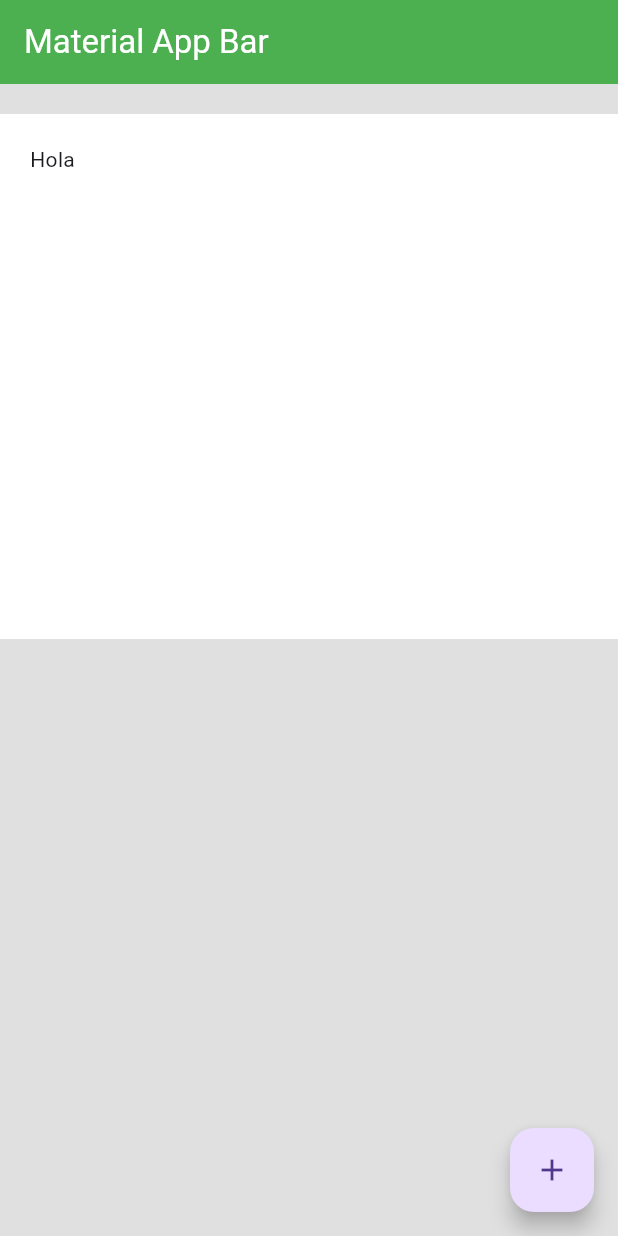
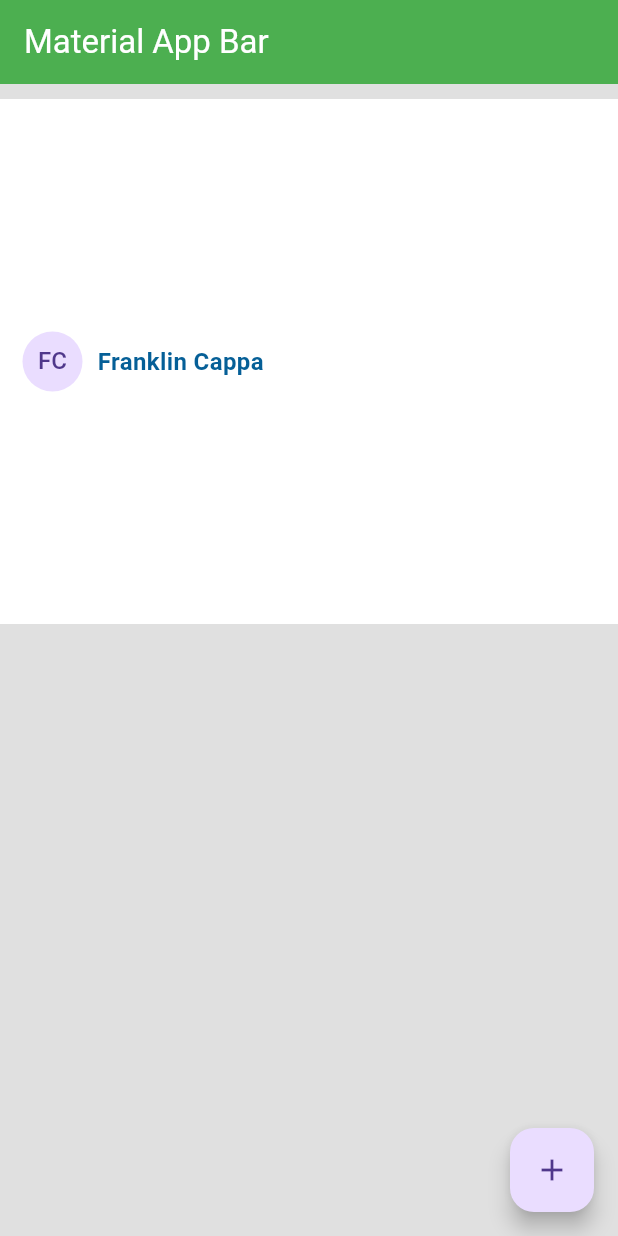
Before and after one commit to franklincappa/flutter-app-home, a Flutter app: the screen it shows after launch, on a phone screen of 412 x 824 dp. Run offline on Flutter 3.47's test engine with Material 3 defaults, Android fonts, the phone set to English and light mode, and no system bars.

Commit message:
Rows in app

```diff
--- a/lib/screens/home_screen.dart
+++ b/lib/screens/home_screen.dart
@@ -12,12 +12,28 @@ class HomeScreen extends StatelessWidget {
         foregroundColor: Colors.white,
       ),
       body: Container(
-        margin: EdgeInsets.only(top: 20),
-        padding: EdgeInsets.all(20),
+        margin: EdgeInsets.only(top: 10),
+        padding: EdgeInsets.all(10),
         width: double.infinity,
         height: 350,
         decoration: const BoxDecoration(color: Colors.white),
-        child: const Text("Hola"),
+        child: Container(
+          padding: EdgeInsets.all(5),
+          child: Row(
+            children: [
+              CircleAvatar(child: Text("FC")),
+              SizedBox(width: 10),
+              Text(
+                "Franklin Cappa",
+                style: TextStyle(
+                  fontWeight: FontWeight.bold,
+                  fontSize: 16,
+                  color: const Color.fromARGB(255, 5, 95, 151),
+                ),
+              ),
+            ],
+          ),
+        ),
       ),
 
       backgroundColor: Colors.grey[300],
```
